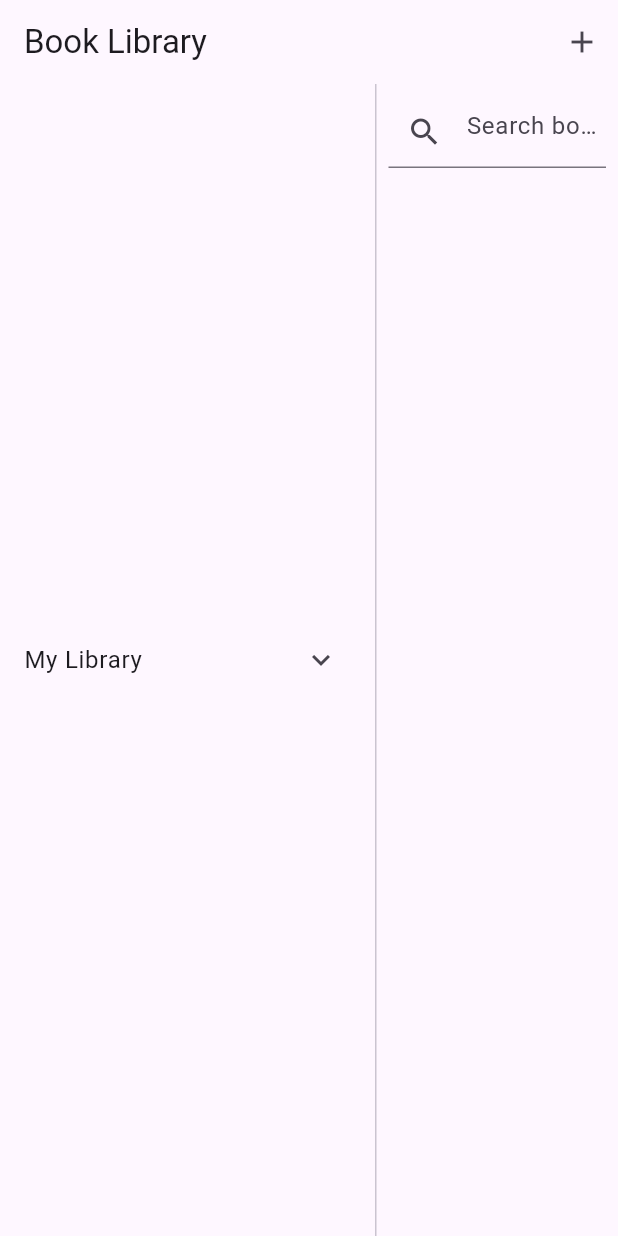
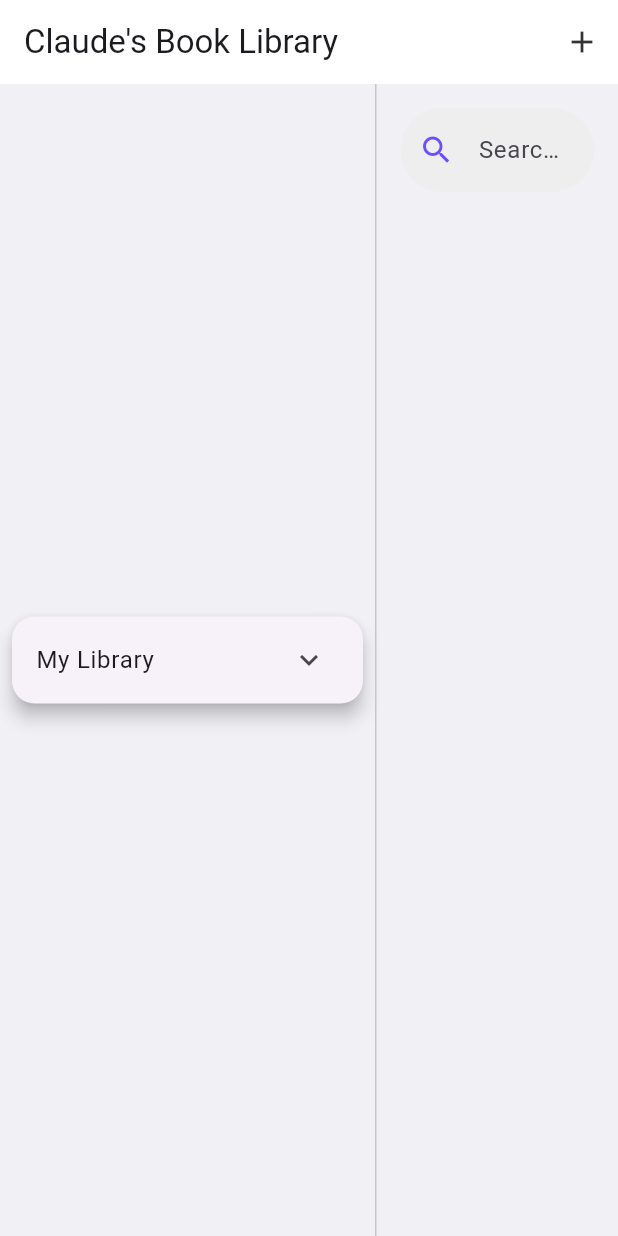
Before and after one commit to Albaraazain/Book-Reader-App, a Flutter app: the screen it shows after launch, on a phone screen of 412 x 824 dp. Run offline on Flutter 3.47's test engine with Material 3 defaults, Android fonts, the phone set to English and light mode, and no system bars; our stand-ins replace file_picker, flutter_staggered_animations, sqflite_common, sqflite_common_ffi; missing offline and left inert: syncfusion_flutter_pdfviewer; accounts and stored records are empty.

Commit message:
improved main and homescreen layout design

```diff
--- a/lib/main.dart
+++ b/lib/main.dart
@@ -1,8 +1,16 @@
 import 'package:flutter/material.dart';
+import 'package:flutter/services.dart';
 import 'screens/home_screen.dart';
 import 'services/book_service.dart';
 
 void main() {
+  WidgetsFlutterBinding.ensureInitialized();
+  SystemChrome.setSystemUIOverlayStyle(
+    SystemUiOverlayStyle(
+      statusBarColor: Colors.transparent,
+      statusBarIconBrightness: Brightness.dark,
+    ),
+  );
   runApp(const MyApp());
 }
 
@@ -14,10 +22,34 @@ class MyApp extends StatelessWidget {
     final BookService bookService = BookService();
 
     return MaterialApp(
-      title: 'Book Library',
+      title: 'Claude\'s Book Library',
       theme: ThemeData(
-        primarySwatch: Colors.blue,
-        visualDensity: VisualDensity.adaptivePlatformDensity,
+        primaryColor: Color(0xFF6B4EFF),
+        hintColor: Color(0xFFFF4E6B),
+        scaffoldBackgroundColor: Color(0xFFF0F0F5),
+        textTheme: TextTheme(
+          displayLarge: TextStyle(color: Color(0xFF333333), fontWeight: FontWeight.bold),
+          bodyLarge: TextStyle(color: Color(0xFF666666)),
+        ),
+        elevatedButtonTheme: ElevatedButtonThemeData(
+          style: ElevatedButton.styleFrom(
+            foregroundColor: Colors.white, backgroundColor: Color(0xFF6B4EFF),
+            shape: RoundedRectangleBorder(
+              borderRadius: BorderRadius.circular(20),
+            ),
+          ),
+        ),
+        cardTheme: CardTheme(
+          shape: RoundedRectangleBorder(
+            borderRadius: BorderRadius.circular(15),
+          ),
+          elevation: 5,
+        ),
+        appBarTheme: AppBarTheme(
+          backgroundColor: Colors.white,
+          foregroundColor: Color(0xFF333333),
+          elevation: 0,
+        ),
       ),
       home: HomeScreen(bookService: bookService),
     );
--- a/lib/screens/home_screen.dart
+++ b/lib/screens/home_screen.dart
@@ -1,4 +1,5 @@
 import 'package:flutter/material.dart';
+import 'package:flutter_staggered_animations/flutter_staggered_animations.dart';
 import '../models/folder.dart';
 import '../models/book.dart';
 import '../widgets/folder_tree.dart';
@@ -15,19 +16,35 @@ class HomeScreen extends StatefulWidget {
   _HomeScreenState createState() => _HomeScreenState();
 }
 
-class _HomeScreenState extends State<HomeScreen> {
+class _HomeScreenState extends State<HomeScreen> with SingleTickerProviderStateMixin {
   late Folder rootFolder;
   Folder? selectedFolder;
   String searchQuery = '';
   bool isLoading = true;
   Book? draggedBook;
+  late AnimationController _controller;
+  late Animation<double> _animation;
 
   @override
   void initState() {
     super.initState();
     rootFolder = Folder(id: 'root', name: 'My Library');
     selectedFolder = rootFolder;
+    _controller = AnimationController(
+      duration: const Duration(milliseconds: 1000),
+      vsync: this,
+    );
+    _animation = CurvedAnimation(
+      parent: _controller,
+      curve: Curves.easeInOut,
+    );
     _loadLibrary();
+  }
+
+  @override
+  void dispose() {
+    _controller.dispose();
+    super.dispose();
   }
 
   Future<void> _loadLibrary() async {
@@ -61,13 +78,14 @@ class _HomeScreenState extends State<HomeScreen> {
     setState(() {
       isLoading = false;
     });
+    _controller.forward();
   }
 
   @override
   Widget build(BuildContext context) {
     return Scaffold(
       appBar: AppBar(
-        title: Text('Book Library'),
+        title: Text('Claude\'s Book Library', style: Theme.of(context).textTheme.titleLarge),
         actions: [
           IconButton(
             icon: Icon(Icons.add),
@@ -76,11 +94,17 @@ class _HomeScreenState extends State<HomeScreen> {
         ],
       ),
       body: isLoading
-          ? Center(child: CircularProgressIndicator())
-          : Row(
+          ? Center(child: CircularProgressIndicator(
+              valueColor: AlwaysStoppedAnimation<Color>(Theme.of(context).primaryColor),
+            ))
+          : FadeTransition(
+              opacity: _animation,
+              child: Row(
                 children: [
                   Container(
                     width: 250,
+                    child: Card(
+                      margin: EdgeInsets.all(8),
                       child: FolderTree(
                         rootFolder: rootFolder,
                         onFolderSelected: (folder) {
@@ -93,16 +117,23 @@ class _HomeScreenState extends State<HomeScreen> {
                         },
                       ),
                     ),
+                  ),
                   VerticalDivider(thickness: 1, width: 1),
                   Expanded(
                     child: Column(
                       children: [
                         Padding(
-                        padding: const EdgeInsets.all(8.0),
+                          padding: const EdgeInsets.all(16.0),
                           child: TextField(
                             decoration: InputDecoration(
                               hintText: 'Search books...',
-                            prefixIcon: Icon(Icons.search),
+                              prefixIcon: Icon(Icons.search, color: Theme.of(context).primaryColor),
+                              border: OutlineInputBorder(
+                                borderRadius: BorderRadius.circular(30),
+                                borderSide: BorderSide.none,
+                              ),
+                              filled: true,
+                              fillColor: Colors.grey[200],
                             ),
                             onChanged: (value) {
                               setState(() {
@@ -112,6 +143,7 @@ class _HomeScreenState extends State<HomeScreen> {
                           ),
                         ),
                         Expanded(
+                          child: AnimationLimiter(
                             child: BookGrid(
                               books: _getFilteredBooks(),
                               onBookTap: _openBook,
@@ -127,10 +159,12 @@ class _HomeScreenState extends State<HomeScreen> {
                               },
                             ),
                           ),
+                        ),
                       ],
                     ),
                   ),
                 ],
+              ),
             ),
     );
   }
--- a/pubspec.yaml
+++ b/pubspec.yaml
@@ -18,6 +18,7 @@ dependencies:
   file_picker: ^6.0.0
   shared_preferences: ^2.2.2
   sqflite_common_ffi: ^2.3.3+1
+  flutter_staggered_animations: ^1.0.0
 
 
 dev_dependencies:
```
Also changed, not shown: pubspec.lock. Lines whose indentation alone changed are shown as unchanged.
